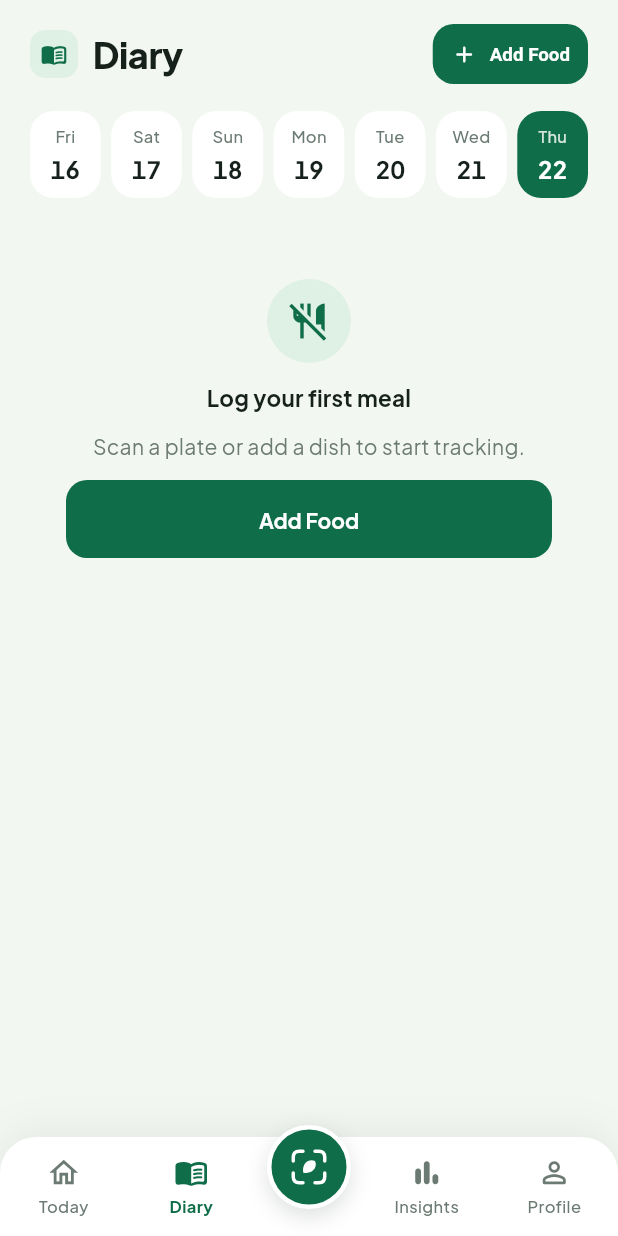
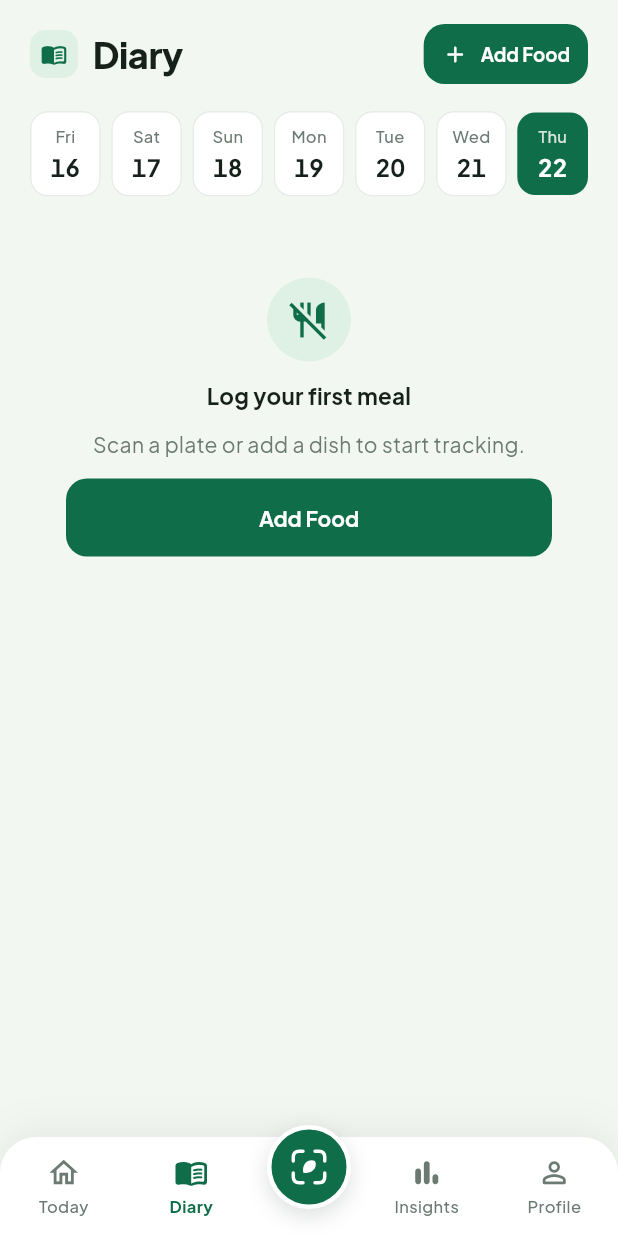
Before and after one commit to anshuldhiman-ai/Health-AI, a Flutter app: the DiaryScreen screen opened by its route, on a phone screen of 412 x 824 dp. Run offline on Flutter 3.47's test engine with Material 3 defaults, Android fonts, the phone set to English and light mode, and no system bars; our stand-ins replace camera, fl_chart, flutter_riverpod, flutter_secure_storage, go_router, image_picker and 3 more; missing offline and left inert: flutter_litert; accounts and stored records are empty; project files that could hold a hidden picture were left out.

Commit message:
fix(ui): keep the brand font on buttons, chips and chart tooltips
A raw TextStyle REPLACES the theme's style rather than merging with
it, so three places were silently falling back to the system font
(Roboto on Android) instead of Plus Jakarta Sans:
- the Diary "Add Food" button label
- the weekly-progress chart tooltip
- the dish-detail meal chips

The Diary button was the worst of it: the label rendered in the system
font, so the header action did not match the rest of the app.

Also: the golden screenshots are now a human visual baseline instead of
a CI gate (font rasterising differs per platform), and the diary day
chips are bordered rounded squares rather than near-stadium blobs.

```diff
--- a/app/lib/features/diary/presentation/diary_screen.dart
+++ b/app/lib/features/diary/presentation/diary_screen.dart
@@ -57,10 +57,10 @@ class DiaryScreen extends ConsumerWidget {
                 style: FilledButton.styleFrom(
                   minimumSize: const Size(0, 40),
                   padding: const EdgeInsets.symmetric(horizontal: 12),
-                  textStyle: const TextStyle(
-                    fontSize: 12.5,
-                    fontWeight: FontWeight.w700,
-                  ),
+                  // A raw TextStyle REPLACES the theme's style, so it
+                  // must carry the brand family itself - otherwise the
+                  // label falls back to the system font.
+                  textStyle: AppTypography.label.copyWith(fontSize: 12.5),
                 ),
               ),
             ),
@@ -142,13 +142,20 @@ class _DayChip extends StatelessWidget {
 
     return Material(
       color: selected ? scheme.primary : scheme.surface,
-      borderRadius: BorderRadius.circular(16),
+      borderRadius: BorderRadius.circular(12),
       child: InkWell(
         onTap: onTap,
-        borderRadius: BorderRadius.circular(16),
-        child: Padding(
-          padding: const EdgeInsets.symmetric(vertical: 9),
+        borderRadius: BorderRadius.circular(12),
+        child: Container(
+          // The reference chips are bordered rounded squares, not
+          // near-stadium blobs floating on the canvas.
+          decoration: BoxDecoration(
+            borderRadius: BorderRadius.circular(12),
+            border: selected ? null : Border.all(color: scheme.outlineVariant),
+          ),
+          padding: const EdgeInsets.symmetric(vertical: 8),
           child: Column(
+            mainAxisSize: MainAxisSize.min,
             children: [
               Text(
                 label,
@@ -159,7 +166,7 @@ class _DayChip extends StatelessWidget {
                   fontSize: 11,
                 ),
               ),
-              const SizedBox(height: 2),
+              const SizedBox(height: 1),
               Text(
                 '$dayOfMonth',
                 style: AppTypography.itemTitle.copyWith(
--- a/app/lib/features/insights/presentation/weekly_progress_screen.dart
+++ b/app/lib/features/insights/presentation/weekly_progress_screen.dart
@@ -378,7 +378,7 @@ class _CaloriesTab extends StatelessWidget {
                     getTooltipItem: (group, groupIndex, rod, rodIndex) =>
                         BarTooltipItem(
                           '${formatCount(rod.toY.round())} ${l10n.kcalUnit}',
-                          TextStyle(
+                          AppTypography.caption.copyWith(
                             color: scheme.onInverseSurface,
                             fontSize: 11,
                             fontWeight: FontWeight.w600,
--- a/app/lib/features/search/presentation/dish_detail_screen.dart
+++ b/app/lib/features/search/presentation/dish_detail_screen.dart
@@ -724,7 +724,9 @@ class _AddBar extends StatelessWidget {
                             selected: meal == kind,
                             onSelected: (_) => onMeal(kind),
                             visualDensity: VisualDensity.compact,
-                            labelStyle: const TextStyle(fontSize: 11),
+                            labelStyle: AppTypography.caption.copyWith(
+                              fontSize: 11,
+                            ),
                           ),
                       ],
                     ),
```
Also changed, not shown: 2 other files.
